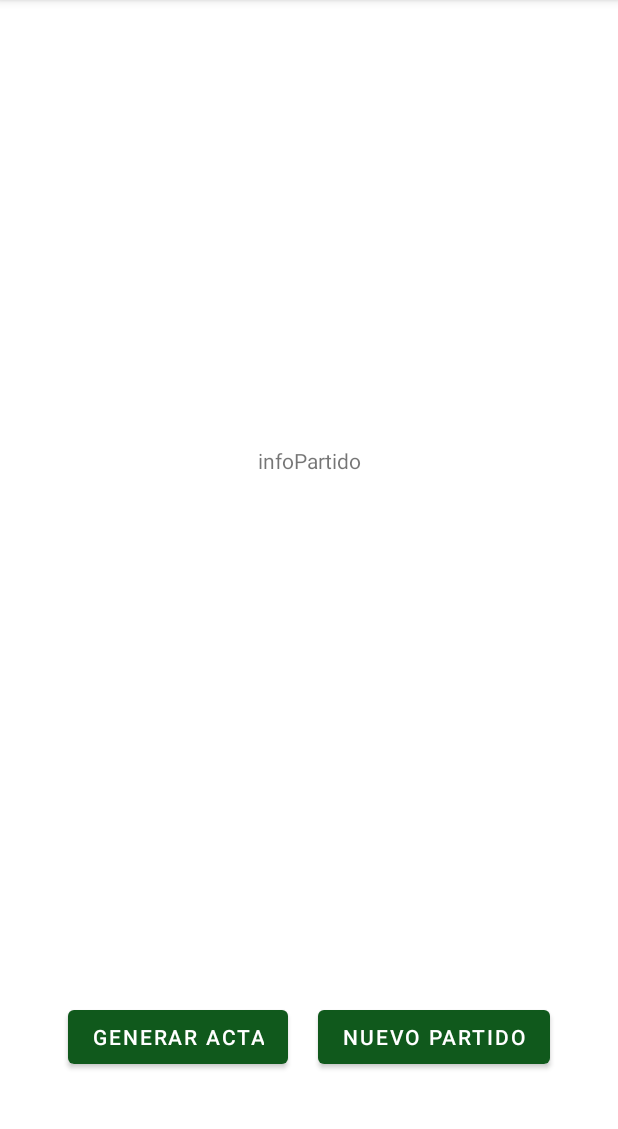
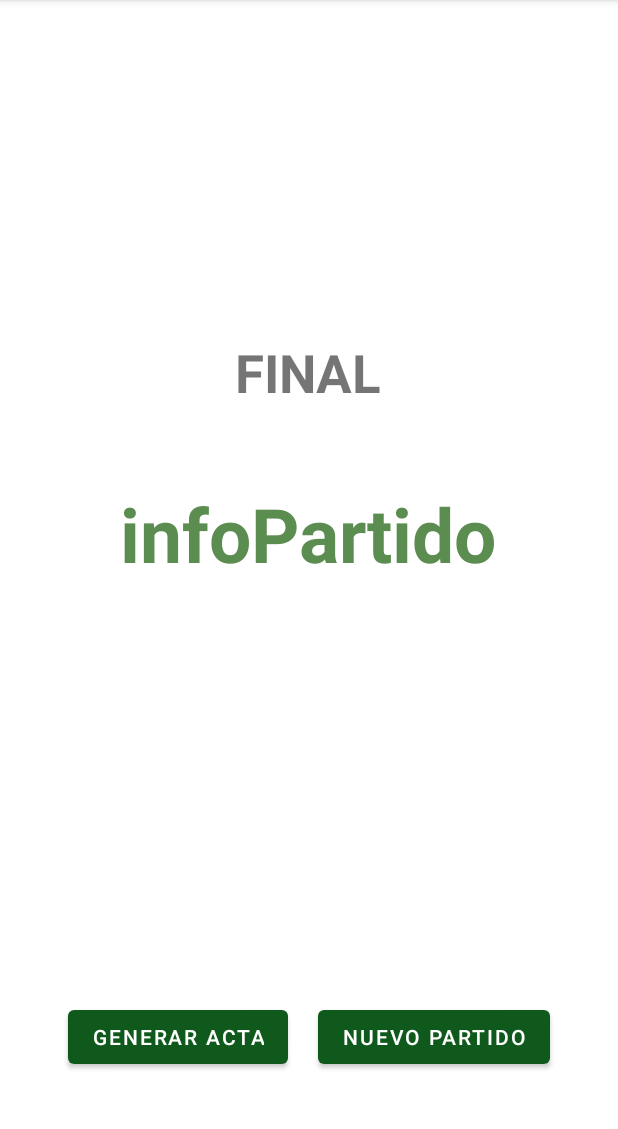
Before and after one commit to javimena5/EasyRef, an Android app: the InfoPartidoLayout screen opened through its navigation route, on a phone screen of 412 x 824 dp, the part 84-1213 px from its top. Run offline under Robolectric (Android 15) with nearby library versions, the light colour scheme and no system bars; our stand-ins replace Room's generated code; libraries missing offline, so code that uses them is left out: com.itextpdf.text; 2 statements that could not run were skipped.

Commit message:
Muestra resultado durante el partido y al acabar

```diff
--- a/app/src/main/java/com/example/easyref/View/ArbitrarPartidoLayout.kt
+++ b/app/src/main/java/com/example/easyref/View/ArbitrarPartidoLayout.kt
@@ -155,6 +155,7 @@ class ArbitrarPartidoLayout : Fragment() {
 
         /// START CRONOMETRO
         view.findViewById<ImageButton>(R.id.startCrono).setOnClickListener{
+            view.findViewById<TextView>(R.id.marcador).text = ""+golesLocal + " - "+ golesVisitante
             if(primeraParte && !final){
                 view.findViewById<LinearLayout>(R.id.cronoPrimera).visibility = View.VISIBLE
                 view.findViewById<LinearLayout>(R.id.cronoSegunda).visibility = View.GONE
@@ -659,11 +660,11 @@ class ArbitrarPartidoLayout : Fragment() {
                 seleccionado = jugadoresMostrar.get(recycler.getChildAdapterPosition(v!!))
                 jugadorEntra = seleccionado
                 if(primeraParte){
-                    infoSucesos += "CAMBIO: "+jugadorEntra!!.nombreJugador+" "+ jugadorEntra!!.apellidosJugador+" <->"+
+                    infoSucesos += "CAMBIO: "+jugadorEntra!!.nombreJugador+" "+ jugadorEntra!!.apellidosJugador+" <-> "+
                             jugadorSale!!.nombreJugador+" "+ jugadorSale!!.apellidosJugador + " (" +
                             minutos.toString().padStart(2, '0')+":"+segundos.toString().padStart(2, '0')+")|"
                 }else {
-                    infoSucesos += "CAMBIO: "+jugadorEntra!!.nombreJugador+" "+ jugadorEntra!!.apellidosJugador+" <->"+
+                    infoSucesos += "CAMBIO: "+jugadorEntra!!.nombreJugador+" "+ jugadorEntra!!.apellidosJugador+" <-> "+
                             jugadorSale!!.nombreJugador+" "+ jugadorSale!!.apellidosJugador + " (" +
                                 minutosSegunda.toString().padStart(2, '0')+":"+segundosSegunda.toString().padStart(2, '0')+")|"
                 }
--- a/app/src/main/java/com/example/easyref/View/InfoPartidoLayout.kt
+++ b/app/src/main/java/com/example/easyref/View/InfoPartidoLayout.kt
@@ -70,6 +70,7 @@ class InfoPartidoLayout : Fragment() {
             }
         }
         var view = inflater.inflate(R.layout.info_partido_layout, container, false)
+        view.findViewById<TextView>(R.id.infoPartido).text = datosViewModel.getInfoResultado.value!!
         var stringInfo = datosViewModel.getInfoPartido.value
 
         CoroutineScope(Dispatchers.IO).launch {
--- a/app/src/main/res/layout/arbitrar_layout.xml
+++ b/app/src/main/res/layout/arbitrar_layout.xml
@@ -129,6 +129,12 @@
                         android:backgroundTint="@color/verde_suave"
                         android:src="@drawable/play_ic"/>
                 </LinearLayout>
+                <TextView
+                    android:id="@+id/marcador"
+                    android:layout_width="wrap_content"
+                    android:layout_height="wrap_content"
+                    android:text="0 - 0"
+                    android:textSize="45dp"/>
             </LinearLayout>
         </LinearLayout>
     <LinearLayout
--- a/app/src/main/res/layout/info_partido_layout.xml
+++ b/app/src/main/res/layout/info_partido_layout.xml
@@ -4,14 +4,31 @@
     android:layout_height="match_parent"
     android:gravity="center"
     android:orientation="vertical">
-
+<LinearLayout
+    android:layout_width="match_parent"
+    android:layout_height="match_parent"
+    android:layout_weight="0.2"
+    android:orientation="vertical"
+    android:gravity="center">
+    <TextView
+        android:layout_width="wrap_content"
+        android:layout_height="wrap_content"
+        android:gravity="center"
+        android:textSize="35dp"
+        android:textStyle="bold"
+        android:layout_marginBottom="50dp"
+        android:text="FINAL" />
     <TextView
         android:id="@+id/infoPartido"
-        android:layout_width="match_parent"
-        android:layout_height="match_parent"
-        android:layout_weight="0.2"
+        android:layout_width="wrap_content"
+        android:layout_height="wrap_content"
+        android:textSize="50dp"
+        android:textStyle="bold"
         android:gravity="center"
+        android:textColor="@color/verde_suave"
         android:text="infoPartido" />
+</LinearLayout>
+
     <LinearLayout
         android:layout_width="match_parent"
         android:layout_height="match_parent"
```
